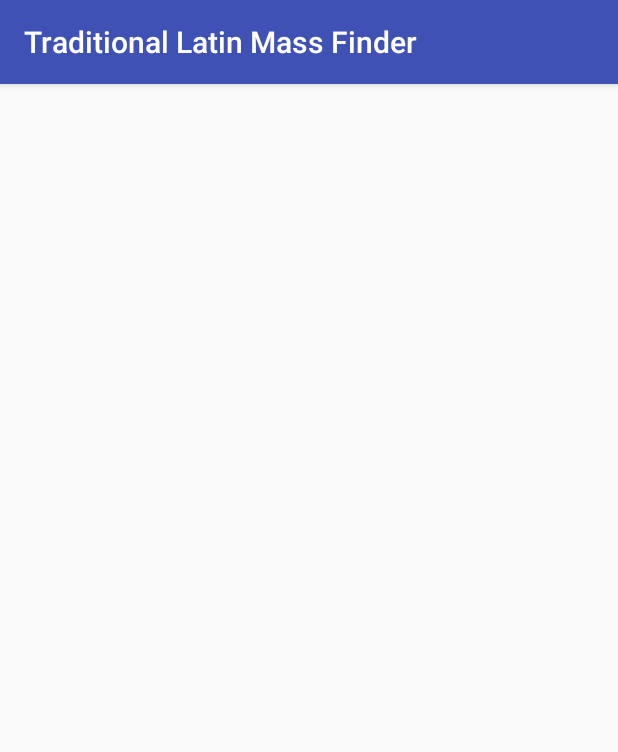
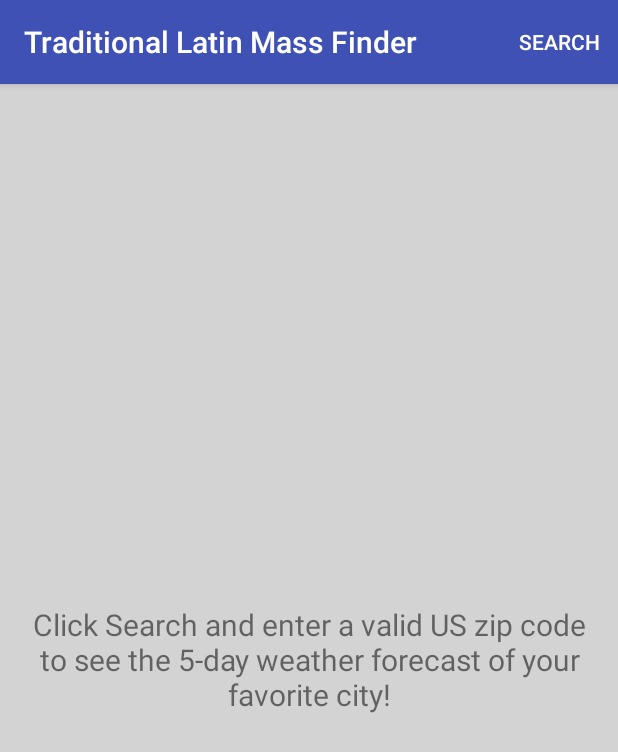
Before and after one commit to nivesuresh/TraditionalLatinMassFinder, an Android app: the screen it shows after launch (TLMActivity), on a phone screen of 412 x 824 dp. Shown: the top 752 px of the screen. Run offline under Robolectric (Android 15) with nearby library versions, the phone set to English and light mode, and no system bars.

Commit message:
Can now view a list of ALL churches in the database. Next: create a TLMDetail page to display all the info about a particular list item.

```diff
--- a/app/src/main/AndroidManifest.xml
+++ b/app/src/main/AndroidManifest.xml
@@ -1,6 +1,9 @@
 <?xml version="1.0" encoding="utf-8"?>
 <manifest xmlns:android="http://schemas.android.com/apk/res/android"
     package="nivesuresh.traditionallatinmassfinder">
+
+    <uses-permission android:name="android.permission.INTERNET" />
+    <uses-permission android:name="android.permission.ACCESS_FINE_LOCATION" />
 
     <application
         android:allowBackup="true"
--- a/app/src/main/java/nivesuresh/traditionallatinmassfinder/TLMData.java
+++ b/app/src/main/java/nivesuresh/traditionallatinmassfinder/TLMData.java
@@ -13,13 +13,14 @@ public class TLMData {
     private String longitude;
     private String phone;
     private String stateProvince;
+    private String streetAddress;
     private String times;
     private String town;
     private String website;
     private String zipPostalCode;
 
     public TLMData(String affiliation, String churchName, String country, String email, String latitude, String longitude,
-                       String phone, String stateProvince, String times, String town, String website, String zipPostalCode){
+                       String phone, String stateProvince, String streetAddress, String times, String town, String website, String zipPostalCode){
         this.affiliation = affiliation;
         this.churchName = churchName;
         this.country = country;
@@ -28,6 +29,7 @@ public class TLMData {
         this.longitude = longitude;
         this.phone = phone;
         this.stateProvince = stateProvince;
+        this.streetAddress = streetAddress;
         this.times = times;
         this.town = town;
         this.website = website;
@@ -66,6 +68,8 @@ public class TLMData {
         return stateProvince;
     }
 
+    public String getStreetAddress() { return streetAddress; }
+
     public String getTimes() {
         return times;
     }
--- /dev/null
+++ b/app/src/main/java/nivesuresh/traditionallatinmassfinder/TLMFragment.java
@@ -0,0 +1,155 @@
+package nivesuresh.traditionallatinmassfinder;
+
+import android.app.AlertDialog;
+import android.app.Fragment;
+import android.content.Context;
+import android.content.DialogInterface;
+import android.content.SharedPreferences;
+import android.os.Bundle;
+import android.text.InputFilter;
+import android.text.InputType;
+import android.view.LayoutInflater;
+import android.view.Menu;
+import android.view.MenuInflater;
+import android.view.MenuItem;
+import android.view.View;
+import android.view.ViewGroup;
+import android.widget.EditText;
+import android.widget.ListView;
+import android.widget.TextView;
+
+import java.util.ArrayList;
+import java.util.List;
+import java.util.concurrent.ExecutionException;
+
+/**
+ * Created by nivesuresh on 7/17/16.
+ */
+public class TLMFragment extends Fragment {
+
+    private ListView listview;
+    private TextView emptyTextView;
+    private TextView locationTextView;
+
+    private TLMAdapter adapter;
+    private List<TLMData> tlmDataList = new ArrayList<>();
+
+    private static String zipCode;
+
+    @Override
+    public void onCreate(Bundle savedInstanceState) {
+        super.onCreate(savedInstanceState);
+        setHasOptionsMenu(true);
+    }
+
+    @Override
+    public View onCreateView(LayoutInflater inflater, ViewGroup container,
+                             Bundle savedInstanceState) {
+
+        View rootView = inflater.inflate(R.layout.fragment_main, container, false);
+
+        listview = (ListView) rootView.findViewById(R.id.listview);
+        emptyTextView = (TextView) rootView.findViewById(R.id.empty_tv);
+        locationTextView = (TextView) rootView.findViewById(R.id.location_tv);
+
+        return rootView;
+    }
+
+    @Override
+    public void onActivityCreated(Bundle savedInstanceState) {
+        super.onActivityCreated(savedInstanceState);
+        populateListView();
+    }
+
+    @Override
+    public void onCreateOptionsMenu(Menu menu, MenuInflater inflater) {
+        inflater.inflate(R.menu.menu_main, menu);
+        super.onCreateOptionsMenu(menu, inflater);
+    }
+
+    @Override
+    public boolean onOptionsItemSelected(MenuItem item) {
+        int id = item.getItemId();
+
+        if(id == R.id.action_search){
+            searchListener();
+        }
+
+        return super.onOptionsItemSelected(item);
+    }
+
+    @Override
+    public void onResume(){
+        super.onResume();
+        populateListView();
+    }
+
+    /**
+     * A helper function for the Alert dialog to pop up when
+     * "Search" button on ActionBar is clicked
+     */
+    private void searchListener(){
+        AlertDialog.Builder builder = new AlertDialog.Builder(getActivity());
+        builder.setTitle("Enter Zipcode");
+
+        final EditText input = new EditText(getActivity());
+        InputFilter[] filters = new InputFilter[1];
+        filters[0] = new InputFilter.LengthFilter(5);
+        input.setInputType(InputType.TYPE_CLASS_NUMBER);
+        input.setFilters(filters);
+
+        builder.setView(input);
+
+        builder.setPositiveButton("OK", new DialogInterface.OnClickListener() {
+            @Override
+            public void onClick(DialogInterface dialog, int which) {
+                zipCode = input.getText().toString();
+                tlmDataList.clear();
+                populateListView();
+            }
+        });
+
+        builder.setNegativeButton("Cancel", new DialogInterface.OnClickListener() {
+            @Override
+            public void onClick(DialogInterface dialog, int which) {
+                dialog.cancel();
+            }
+        });
+
+        builder.show();
+    }
+
+    /**
+     * A helper function to populate the listview with data
+     * from the Asynctask (based on the zip code)
+     */
+    private void populateListView(){
+
+        if (tlmDataList.isEmpty()) {
+            try {
+                List<TLMData> results = new TLMTask().execute(zipCode).get();
+                if(results != null) tlmDataList.addAll(results);
+            } catch (InterruptedException e) {
+                e.printStackTrace();
+            } catch (ExecutionException e) {
+                e.printStackTrace();
+            }
+        }
+
+        if(tlmDataList.isEmpty()){
+            emptyTextView.setVisibility(View.VISIBLE);
+            locationTextView.setVisibility(View.GONE);
+        } else{
+            emptyTextView.setVisibility(View.GONE);
+            locationTextView.setVisibility(View.VISIBLE);
+        }
+
+        if(tlmDataList != null && !tlmDataList.isEmpty()) {
+
+            adapter = new TLMAdapter(getActivity(), tlmDataList);
+
+            listview.setAdapter(adapter);
+            adapter.notifyDataSetChanged();
+        }
+    }
+}
--- a/app/src/main/java/nivesuresh/traditionallatinmassfinder/TLMTask.java
+++ b/app/src/main/java/nivesuresh/traditionallatinmassfinder/TLMTask.java
@@ -89,18 +89,19 @@ public class TLMTask extends AsyncTask<String, Void, List<TLMData>> {
             throws JSONException {
 
         final String LIST = "list";
-        final String AFFILIATION = "affiliation";
-        final String CHURCH_NAME = "churchName";
-        final String COUNTRY = "country";
-        final String EMAIL = "email";
-        final String LATITUDE = "latitude";
-        final String LONGITUDE = "longitude";
-        final String PHONE = "phone";
-        final String STATE_PROVINCE = "stateProvince";
-        final String TIMES = "times";
-        final String TOWN = "town";
-        final String WEBSITE = "website";
-        final String ZIP_POSTAL_CODE = "zipPostalCode";
+        final String AFFILIATION = "Affiliation";
+        final String CHURCH_NAME = "ChurchName";
+        final String COUNTRY = "Country";
+        final String EMAIL = "Email";
+        final String LATITUDE = "Latitude";
+        final String LONGITUDE = "Longitude";
+        final String PHONE = "Phone";
+        final String STATE_PROVINCE = "StateProvince";
+        final String STREET_ADDRESS = "StreetAddress";
+        final String TIMES = "Times";
+        final String TOWN = "Town";
+        final String WEBSITE = "Website";
+        final String ZIP_POSTAL_CODE = "ZipPostalCode";
 
         JSONArray tlmJsonArray = new JSONArray(tlmJsonStr);
         List<TLMData> resultData = new ArrayList<>();
@@ -115,13 +116,14 @@ public class TLMTask extends AsyncTask<String, Void, List<TLMData>> {
             String longitude = tlmJsonObject.getString(LONGITUDE);
             String phone = tlmJsonObject.getString(PHONE);
             String stateProvince = tlmJsonObject.getString(STATE_PROVINCE);
+            String streetAddress = tlmJsonObject.getString(STREET_ADDRESS);
             String times = tlmJsonObject.getString(TIMES);
             String town = tlmJsonObject.getString(TOWN);
             String website = tlmJsonObject.getString(WEBSITE);
             String zipPostalCode = tlmJsonObject.getString(ZIP_POSTAL_CODE);
 
             TLMData tlmData = new TLMData(affiliation, churchName, country, email, latitude, longitude, phone,
-                    stateProvince, times, town, website, zipPostalCode);
+                    stateProvince, streetAddress, times, town, website, zipPostalCode);
 
             resultData.add(i, tlmData);
         }
--- a/app/src/main/res/layout/activity_main.xml
+++ b/app/src/main/res/layout/activity_main.xml
@@ -1,6 +1,6 @@
 <fragment xmlns:android="http://schemas.android.com/apk/res/android"
     xmlns:tools="http://schemas.android.com/tools"
     android:id="@+id/fragment"
-    android:name="nivesuresh.traditionallatinmassfinder.TLMActivity"
+    android:name="nivesuresh.traditionallatinmassfinder.TLMFragment"
     tools:layout="@layout/fragment_main" android:layout_width="match_parent"
     android:layout_height="match_parent" />
--- a/app/src/main/res/layout/fragment_main.xml
+++ b/app/src/main/res/layout/fragment_main.xml
@@ -1,6 +1,41 @@
-<?xml version="1.0" encoding="utf-8"?>
-<LinearLayout xmlns:android="http://schemas.android.com/apk/res/android"
-    android:orientation="vertical" android:layout_width="match_parent"
-    android:layout_height="match_parent">
+<RelativeLayout xmlns:android="http://schemas.android.com/apk/res/android"
+    xmlns:tools="http://schemas.android.com/tools"
+    android:layout_width="match_parent"
+    android:layout_height="match_parent"
+    android:paddingLeft="@dimen/activity_horizontal_margin"
+    android:paddingRight="@dimen/activity_horizontal_margin"
+    android:paddingTop="@dimen/activity_vertical_margin"
+    android:paddingBottom="@dimen/activity_vertical_margin"
+    android:background="#d3d3d3"
+    tools:context=".MainActivityFragment">
 
-</LinearLayout>
+    <TextView android:id="@+id/location_tv"
+        android:layout_width="wrap_content"
+        android:layout_height="wrap_content"
+        android:layout_centerInParent="true"
+        android:layout_alignParentTop="true"
+        android:textSize="18sp"
+        android:textStyle="bold"
+        android:paddingBottom="5dp"/>
+
+    <ListView
+        android:id="@+id/listview"
+        android:layout_below="@id/location_tv"
+        android:layout_width="wrap_content"
+        android:layout_height="wrap_content"
+        android:smoothScrollbar="true"
+        android:scrollingCache="false"
+        android:animationCache="false">
+    </ListView>
+
+    <TextView android:id="@+id/empty_tv"
+        android:layout_centerInParent="true"
+        android:gravity="center"
+        android:layout_width="wrap_content"
+        android:layout_height="wrap_content"
+        android:text="@string/empty_tv"
+        android:textSize="20sp"
+        android:visibility="gone">
+    </TextView>
+
+</RelativeLayout>
--- /dev/null
+++ b/app/src/main/res/menu/menu_main.xml
@@ -0,0 +1,10 @@
+<menu xmlns:android="http://schemas.android.com/apk/res/android"
+    xmlns:app="http://schemas.android.com/apk/res-auto"
+    xmlns:tools="http://schemas.android.com/tools" tools:context=".MainActivity">
+
+    <item
+        android:id="@+id/action_search"
+        android:title="Search"
+        app:showAsAction="always"/>
+
+</menu>
--- a/app/src/main/res/values/strings.xml
+++ b/app/src/main/res/values/strings.xml
@@ -1,3 +1,5 @@
 <resources>
     <string name="app_name">Traditional Latin Mass Finder</string>
+    <string name="empty_tv">Click Search and enter a valid US zip code to see the 5-day weather forecast of your favorite city!</string>
+
 </resources>
```
Also changed, not shown: app/src/main/java/nivesuresh/traditionallatinmassfinder/TLMAdapter.java (added, +90 -0 lines), app/src/main/java/nivesuresh/traditionallatinmassfinder/TLMDetail.java (added, +7 -0 lines), app/src/main/res/layout/list_item.xml (added, +15 -0 lines).
